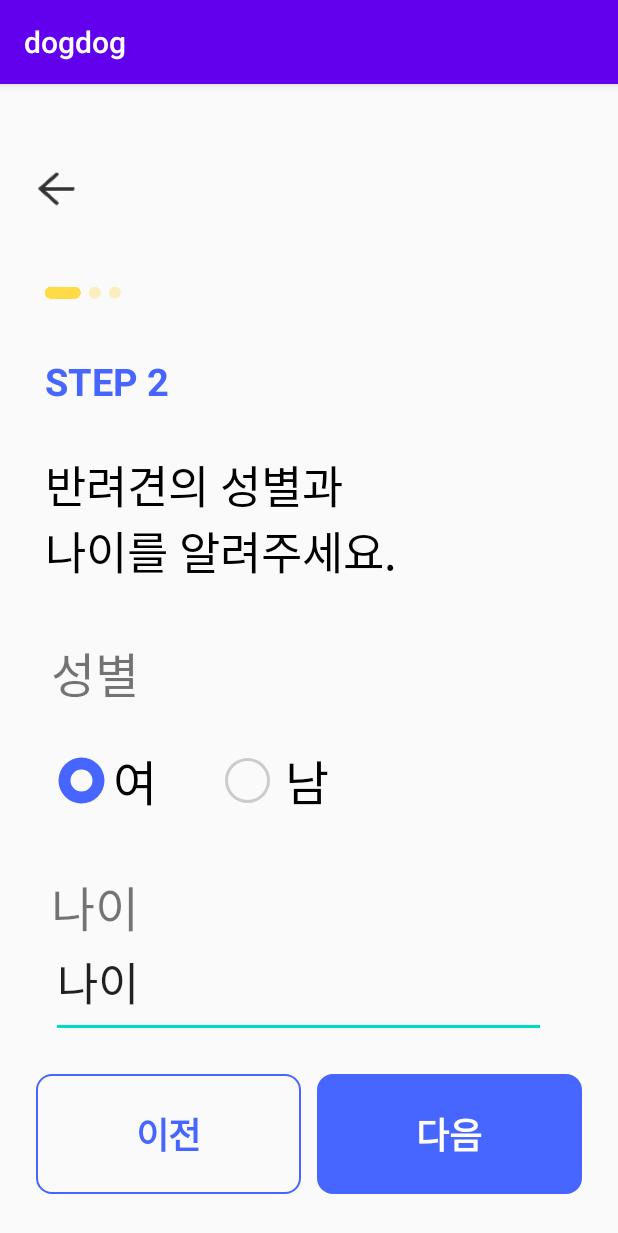
After one commit to rockdam/dogdog, an Android app: the fragment step2 shown on its own in the app's theme, on a phone screen of 412 x 824 dp. The commit adds this screen. Shown: the top 1233 px of the screen. Run offline under Robolectric (Android 15) with nearby library versions, the phone set to English and light mode, and no system bars.

Commit message:
step2 화면

```diff
--- a/app/build.gradle
+++ b/app/build.gradle
@@ -26,6 +26,7 @@ dependencies {
     implementation fileTree(dir: "libs", include: ["*.jar"])
     implementation 'androidx.appcompat:appcompat:1.2.0'
     implementation 'androidx.constraintlayout:constraintlayout:2.0.0'
+    implementation 'androidx.legacy:legacy-support-v4:1.0.0'
     testImplementation 'junit:junit:4.12'
     androidTestImplementation 'androidx.test.ext:junit:1.1.1'
     androidTestImplementation 'androidx.test.espresso:espresso-core:3.2.0'
--- a/app/src/main/java/com/makeus/dogdog/src/joinmember/JoinActivity.java
+++ b/app/src/main/java/com/makeus/dogdog/src/joinmember/JoinActivity.java
@@ -8,22 +8,23 @@ import androidx.appcompat.widget.Toolbar;
 import android.os.Bundle;
 import android.text.Html;
 import android.view.MenuItem;
+import android.view.View;
 import android.view.WindowManager;
 import android.widget.TextView;
 
 import com.makeus.dogdog.R;
 import com.makeus.dogdog.src.BaseActivity;
 
-public class JoinActivity extends BaseActivity {
+public class JoinActivity extends BaseActivity implements View.OnClickListener {
 
 
-    TextView mJoinMessage;
+    TextView mJoinMessage,mNextTxt;
     @Override
     protected void onCreate(Bundle savedInstanceState) {
         super.onCreate(savedInstanceState);
         setContentView(R.layout.activity_join);
         mJoinMessage=findViewById(R.id.welcome_message_join);
-
+        mNextTxt=findViewById(R.id.nextTxt_joinActivity);
         mJoinMessage.setText(Html.fromHtml("<b>"+"만나서 반가워요!"+"<br>"+"반려견의 이름"+"</br>"+"</b>"+"이 궁금해요.") );
         //깃 연동 기념
         //슬랙 연동 기념
@@ -34,5 +35,16 @@ public class JoinActivity extends BaseActivity {
     }
 
 
+    @Override
+    public void onClick(View view) {
+        switch (view.getId())
+        {
 
+            case R.id.nextTxt_joinActivity:
+
+
+                break;
+        }
+
+    }
 }
--- /dev/null
+++ b/app/src/main/java/com/makeus/dogdog/src/joinmember/step2/step2.java
@@ -0,0 +1,70 @@
+package com.makeus.dogdog.src.joinmember.step2;
+
+import android.os.Bundle;
+
+import androidx.fragment.app.Fragment;
+
+import android.view.LayoutInflater;
+import android.view.View;
+import android.view.ViewGroup;
+
+import com.makeus.dogdog.R;
+
+/**
+ * A simple {@link Fragment} subclass.
+ * Use the {@link step2#newInstance} factory method to
+ * create an instance of this fragment.
+ */
+public class step2 extends Fragment {
+
+    // TODO: Rename parameter arguments, choose names that match
+    // the fragment initialization parameters, e.g. ARG_ITEM_NUMBER
+    private static final String ARG_PARAM1 = "param1";
+    private static final String ARG_PARAM2 = "param2";
+
+    // TODO: Rename and change types of parameters
+    private String mParam1;
+    private String mParam2;
+
+    public step2() {
+        // Required empty public constructor
+    }
+
+    /**
+     * Use this factory method to create a new instance of
+     * this fragment using the provided parameters.
+     *
+     * @param param1 Parameter 1.
+     * @param param2 Parameter 2.
+     * @return A new instance of fragment step2.
+     */
+    // TODO: Rename and change types and number of parameters
+    public static step2 newInstance(String param1, String param2) {
+        step2 fragment = new step2();
+        Bundle args = new Bundle();
+        args.putString(ARG_PARAM1, param1);
+        args.putString(ARG_PARAM2, param2);
+        fragment.setArguments(args);
+        return fragment;
+    }
+
+    @Override
+    public void onCreate(Bundle savedInstanceState) {
+        super.onCreate(savedInstanceState);
+        if (getArguments() != null) {
+            mParam1 = getArguments().getString(ARG_PARAM1);
+            mParam2 = getArguments().getString(ARG_PARAM2);
+
+            // 안드로이드 라디오 버튼 커스텀
+            //https://ghj1001020.tistory.com/3
+
+        }
+    }
+
+    @Override
+    public View onCreateView(LayoutInflater inflater, ViewGroup container,
+                             Bundle savedInstanceState) {
+        // Inflate the layout for this fragment
+        return inflater.inflate(R.layout.fragment_step2, container, false);
+    }
+}
--- /dev/null
+++ b/app/src/main/res/drawable/blue_ring.xml
@@ -0,0 +1,14 @@
+<?xml version="1.0" encoding="utf-8"?>
+<shape xmlns:android="http://schemas.android.com/apk/res/android"
+
+    android:shape="ring"
+    android:thickness="8dp"
+    android:useLevel="false" >
+
+    <solid android:color="@color/colorDogDogBlue" />
+
+    <size
+        android:height="22dp"
+        android:width="22dp" />
+
+</shape>
--- /dev/null
+++ b/app/src/main/res/drawable/custom_radiobutton.xml
@@ -0,0 +1,25 @@
+<?xml version="1.0" encoding="utf-8"?>
+<selector xmlns:android="http://schemas.android.com/apk/res/android">
+    <!-- UNSELECTED -->
+    <item android:state_checked="false">
+        <layer-list>
+            <item android:drawable="@drawable/gray_ring" android:right="10dp"  android:left="8dp" />
+
+        </layer-list>
+
+
+    </item>
+    <!-- SELECTED -->
+    <item android:state_checked="true">
+        <layer-list>
+            <!-- 배경 -->
+            <!-- 이미지 영역 -->
+            <item android:drawable="@drawable/blue_ring"   android:right="10dp" android:left="8dp"   ></item>
+
+        </layer-list>
+    </item>
+</selector>
+
+
+
+<!--    출처: https://ghj1001020.tistory.com/3 [혁준 블로그]-->
--- /dev/null
+++ b/app/src/main/res/drawable/gray_ring.xml
@@ -0,0 +1,18 @@
+<?xml version="1.0" encoding="utf-8"?>
+<shape xmlns:android="http://schemas.android.com/apk/res/android"
+    android:shape="oval"
+
+    android:useLevel="false">
+
+    <stroke
+        android:width="2dp"
+        android:color="@color/ringBorderGray"
+
+        />
+
+
+    <size
+        android:width="30dp"
+        android:height="30dp" />
+
+</shape>
--- a/app/src/main/res/layout/activity_join.xml
+++ b/app/src/main/res/layout/activity_join.xml
@@ -9,11 +9,11 @@
 
     <ImageView
         android:id="@+id/imageView"
-        android:layout_width="0dp"
-        android:layout_height="wrap_content"
+        android:layout_width="36dp"
+        android:layout_height="36dp"
         android:layout_marginStart="20dp"
         android:layout_marginLeft="20dp"
-        android:layout_marginTop="44dp"
+        android:layout_marginTop="52dp"
         android:src="@drawable/ic_arrow"
         app:layout_constraintStart_toStartOf="parent"
         app:layout_constraintTop_toTopOf="parent" />
@@ -24,9 +24,13 @@
         android:layout_height="wrap_content"
         android:layout_marginStart="30dp"
         android:layout_marginLeft="30dp"
-        android:layout_marginTop="46dp"
+        android:layout_marginEnd="5dp"
+        android:layout_marginRight="5dp"
+        app:layout_constraintEnd_toStartOf="@+id/imageView3"
+        app:layout_constraintHorizontal_bias="0.0"
+        app:layout_constraintHorizontal_chainStyle="packed"
         app:layout_constraintStart_toStartOf="parent"
-        app:layout_constraintTop_toBottomOf="@+id/imageView"
+        app:layout_constraintTop_toTopOf="@+id/imageView3"
         app:srcCompat="@drawable/rectangle_13" />
 
 
@@ -34,14 +38,14 @@
         android:id="@+id/textView"
         android:layout_width="wrap_content"
         android:layout_height="0dp"
-        android:layout_marginStart="3dp"
-        android:layout_marginLeft="3dp"
+        android:layout_marginStart="30dp"
+        android:layout_marginLeft="30dp"
         android:layout_marginTop="37dp"
         android:text="STEP 1"
         android:textColor="@color/colorDogDogBlue"
         android:textSize="25dp"
         android:textStyle="bold"
-        app:layout_constraintStart_toStartOf="@+id/imageView2"
+        app:layout_constraintStart_toStartOf="parent"
         app:layout_constraintTop_toBottomOf="@+id/imageView2" />
 
     <TextView
@@ -65,16 +69,16 @@
         android:id="@+id/editTextTextPersonName"
         android:layout_width="0dp"
         android:layout_height="60dp"
-        android:paddingBottom="15dp"
         android:layout_marginStart="34dp"
         android:layout_marginLeft="34dp"
         android:layout_marginTop="30dp"
         android:layout_marginEnd="48dp"
         android:layout_marginRight="48dp"
-        android:maxLines="1"
-
         android:ems="10"
         android:inputType="textPersonName"
+
+        android:maxLines="1"
+        android:paddingBottom="15dp"
         android:text="뽀삐"
         android:textSize="30dp"
         app:layout_constraintBottom_toTopOf="@+id/textView3"
@@ -97,18 +101,18 @@
         android:gravity="center|center_vertical"
         android:letterSpacing="-0.03"
         android:text="이전"
-        android:textStyle="bold"
         android:textColor="@color/colorDogDogBlue"
         android:textSize="24dp"
-        app:layout_constraintBaseline_toBaselineOf="@+id/textView4"
-        app:layout_constraintEnd_toStartOf="@+id/textView4"
+        android:textStyle="bold"
+        app:layout_constraintBaseline_toBaselineOf="@+id/nextTxt_joinActivity"
+        app:layout_constraintEnd_toStartOf="@+id/nextTxt_joinActivity"
         app:layout_constraintHorizontal_bias="0.24"
         app:layout_constraintHorizontal_chainStyle="packed"
         app:layout_constraintStart_toStartOf="parent"
         tools:text="이전" />
 
     <TextView
-        android:id="@+id/textView4"
+        android:id="@+id/nextTxt_joinActivity"
         android:layout_width="0dp"
         android:layout_height="80dp"
 
@@ -132,5 +136,28 @@
         app:layout_constraintTop_toBottomOf="@+id/editTextTextPersonName"
         app:layout_constraintVertical_bias="0.92" />
 
+    <ImageView
+        android:id="@+id/imageView3"
+        android:layout_width="wrap_content"
+        android:layout_height="0dp"
+        android:layout_marginEnd="5dp"
+        android:layout_marginRight="5dp"
+        app:layout_constraintEnd_toStartOf="@+id/imageView4"
+        app:layout_constraintHorizontal_bias="0.5"
+        app:layout_constraintStart_toEndOf="@+id/imageView2"
+        app:layout_constraintTop_toTopOf="@+id/imageView4"
+        app:srcCompat="@drawable/oval_6" />
+
+    <ImageView
+        android:id="@+id/imageView4"
+        android:layout_width="wrap_content"
+        android:layout_height="wrap_content"
+        android:layout_marginTop="47dp"
+        app:layout_constraintEnd_toEndOf="parent"
+        app:layout_constraintHorizontal_bias="0.5"
+        app:layout_constraintStart_toEndOf="@+id/imageView3"
+        app:layout_constraintTop_toBottomOf="@+id/imageView"
+        app:srcCompat="@drawable/oval_6" />
+
 
 </androidx.constraintlayout.widget.ConstraintLayout>
--- /dev/null
+++ b/app/src/main/res/layout/fragment_step2.xml
@@ -0,0 +1,240 @@
+<?xml version="1.0" encoding="utf-8"?>
+<FrameLayout xmlns:android="http://schemas.android.com/apk/res/android"
+    xmlns:app="http://schemas.android.com/apk/res-auto"
+    xmlns:tools="http://schemas.android.com/tools"
+    android:layout_width="match_parent"
+    android:layout_height="match_parent"
+    tools:context=".src.joinmember.step2.step2">
+
+    <?xml version="1.0" encoding="utf-8"?>
+    <androidx.constraintlayout.widget.ConstraintLayout
+        android:layout_width="match_parent"
+        android:layout_height="match_parent"
+        tools:context=".src.joinmember.JoinActivity">
+
+
+        <ImageView
+            android:id="@+id/imageView"
+            android:layout_width="36dp"
+            android:layout_height="36dp"
+            android:layout_marginStart="20dp"
+            android:layout_marginLeft="20dp"
+            android:layout_marginTop="52dp"
+            android:src="@drawable/ic_arrow"
+            app:layout_constraintStart_toStartOf="parent"
+            app:layout_constraintTop_toTopOf="parent" />
+
+        <ImageView
+            android:id="@+id/imageView2"
+            android:layout_width="wrap_content"
+            android:layout_height="wrap_content"
+            android:layout_marginStart="30dp"
+            android:layout_marginLeft="30dp"
+            android:layout_marginEnd="5dp"
+            android:layout_marginRight="5dp"
+            app:layout_constraintEnd_toStartOf="@+id/imageView3"
+            app:layout_constraintHorizontal_bias="0.0"
+            app:layout_constraintHorizontal_chainStyle="packed"
+            app:layout_constraintStart_toStartOf="parent"
+            app:layout_constraintTop_toTopOf="@+id/imageView3"
+            app:srcCompat="@drawable/rectangle_13" />
+
+
+        <TextView
+            android:id="@+id/textView"
+            android:layout_width="wrap_content"
+            android:layout_height="0dp"
+            android:layout_marginStart="30dp"
+            android:layout_marginLeft="30dp"
+            android:layout_marginTop="37dp"
+            android:text="STEP 2"
+            android:textColor="@color/colorDogDogBlue"
+            android:textSize="25dp"
+            android:textStyle="bold"
+            app:layout_constraintStart_toStartOf="parent"
+            app:layout_constraintTop_toBottomOf="@+id/imageView2" />
+
+        <TextView
+            android:id="@+id/welcome_message_join"
+            android:layout_width="0dp"
+            android:layout_height="wrap_content"
+            android:layout_marginStart="30dp"
+            android:layout_marginLeft="30dp"
+            android:layout_marginTop="30dp"
+            android:layout_marginEnd="53dp"
+            android:layout_marginRight="53dp"
+            android:lineSpacingExtra="0dp"
+            android:text="반려견의 성별과 \n나이를 알려주세요."
+            android:textColor="@color/black"
+            android:textSize="30dp"
+            app:layout_constraintEnd_toEndOf="parent"
+            app:layout_constraintStart_toStartOf="parent"
+            app:layout_constraintTop_toBottomOf="@+id/textView" />
+
+        <EditText
+            android:id="@+id/editTextTextPersonName"
+            android:layout_width="0dp"
+            android:layout_height="wrap_content"
+            android:layout_marginStart="34dp"
+            android:layout_marginLeft="34dp"
+            android:layout_marginTop="5dp"
+            android:layout_marginEnd="48dp"
+            android:layout_marginRight="48dp"
+            android:layout_marginBottom="69dp"
+
+            android:ems="10"
+            android:inputType="textPersonName"
+            android:maxLines="1"
+            android:paddingBottom="15dp"
+            android:text="나이"
+            android:textSize="30dp"
+            app:layout_constraintBottom_toTopOf="@+id/textView3"
+            app:layout_constraintEnd_toEndOf="parent"
+            app:layout_constraintHorizontal_bias="0.0"
+            app:layout_constraintStart_toStartOf="parent"
+            app:layout_constraintTop_toBottomOf="@+id/textView5"
+            app:layout_constraintVertical_bias="0.19999999" />
+
+        <TextView
+            android:id="@+id/textView3"
+            android:layout_width="0dp"
+            android:layout_height="80dp"
+
+            android:layout_marginStart="24dp"
+            android:layout_marginLeft="24dp"
+            android:layout_marginEnd="5dp"
+            android:layout_marginRight="5dp"
+            android:background="@drawable/shape"
+            android:gravity="center|center_vertical"
+            android:letterSpacing="-0.03"
+            android:text="이전"
+            android:textColor="@color/colorDogDogBlue"
+            android:textSize="24dp"
+            android:textStyle="bold"
+            app:layout_constraintBaseline_toBaselineOf="@+id/nextTxt_joinActivity"
+            app:layout_constraintEnd_toStartOf="@+id/nextTxt_joinActivity"
+            app:layout_constraintHorizontal_bias="0.24"
+            app:layout_constraintHorizontal_chainStyle="packed"
+            app:layout_constraintStart_toStartOf="parent"
+            tools:text="이전" />
+
+        <TextView
+            android:id="@+id/nextTxt_joinActivity"
+            android:layout_width="0dp"
+            android:layout_height="80dp"
+
+            android:layout_marginStart="5dp"
+            android:layout_marginLeft="5dp"
+            android:layout_marginTop="161dp"
+            android:layout_marginEnd="24dp"
+            android:layout_marginRight="24dp"
+            android:layout_marginBottom="40dp"
+            android:background="@drawable/shape_full"
+            android:gravity="center|center_vertical"
+
+            android:text="다음"
+            android:textColor="@color/white"
+            android:textSize="24dp"
+            android:textStyle="bold"
+            app:layout_constraintBottom_toBottomOf="parent"
+            app:layout_constraintEnd_toEndOf="parent"
+            app:layout_constraintHorizontal_bias="0.5"
+            app:layout_constraintStart_toEndOf="@+id/textView3"
+            app:layout_constraintTop_toBottomOf="@+id/editTextTextPersonName"
+            app:layout_constraintVertical_bias="0.92" />
+
+        <ImageView
+            android:id="@+id/imageView3"
+            android:layout_width="wrap_content"
+            android:layout_height="0dp"
+            android:layout_marginEnd="5dp"
+            android:layout_marginRight="5dp"
+            app:layout_constraintEnd_toStartOf="@+id/imageView4"
+            app:layout_constraintHorizontal_bias="0.5"
+            app:layout_constraintStart_toEndOf="@+id/imageView2"
+            app:layout_constraintTop_toTopOf="@+id/imageView4"
+            app:srcCompat="@drawable/oval_6" />
+
+        <ImageView
+            android:id="@+id/imageView4"
+            android:layout_width="wrap_content"
+            android:layout_height="wrap_content"
+            android:layout_marginTop="47dp"
+            app:layout_constraintEnd_toEndOf="parent"
+            app:layout_constraintHorizontal_bias="0.5"
+            app:layout_constraintStart_toEndOf="@+id/imageView3"
+            app:layout_constraintTop_toBottomOf="@+id/imageView"
+            app:srcCompat="@drawable/oval_6" />
+
+        <RadioGroup
+            android:id="@+id/radioGroup"
+            android:layout_width="0dp"
+            android:layout_height="wrap_content"
+            android:layout_marginStart="35dp"
+            android:layout_marginLeft="35dp"
+            android:layout_marginTop="24dp"
+            android:layout_marginEnd="192dp"
+            android:layout_marginRight="192dp"
+            android:orientation="horizontal"
+            app:layout_constraintEnd_toEndOf="parent"
+            app:layout_constraintStart_toStartOf="parent"
+            app:layout_constraintTop_toBottomOf="@+id/textView2">
+
+            <RadioButton
+                android:id="@+id/female_step2"
+                android:layout_width="wrap_content"
+                android:layout_height="match_parent"
+                android:button="@drawable/custom_radiobutton"
+                android:checked="true"
+
+                android:text="여"
+
+                android:textSize="32dp" />
+
+            <RadioButton
+                android:id="@+id/male_step2"
+                android:layout_width="wrap_content"
+                android:layout_height="wrap_content"
+                android:layout_marginLeft="37dp"
+
+
+                android:background="@null"
+                android:button="@drawable/custom_radiobutton"
+                android:checked="false"
+                android:text="남"
+                android:textSize="32dp" />
+            <!-- 라디오 버튼 커스텀하는법
+  https://stackoverflow.com/questions/19163628/adding-custom-radio-buttons-in-android-->
+        </RadioGroup>
+
+        <TextView
+            android:id="@+id/textView2"
+            android:layout_width="0dp"
+            android:layout_height="wrap_content"
+            android:layout_marginStart="34dp"
+            android:layout_marginLeft="34dp"
+            android:layout_marginTop="35dp"
+            android:text="성별"
+            android:textSize="32dp"
+            app:layout_constraintStart_toStartOf="parent"
+            app:layout_constraintTop_toBottomOf="@+id/welcome_message_join" />
+
+        <TextView
+            android:id="@+id/textView5"
+            android:layout_width="wrap_content"
+            android:layout_height="wrap_content"
+            android:layout_marginStart="34dp"
+            android:layout_marginLeft="34dp"
+            android:layout_marginTop="36dp"
+            android:layout_marginEnd="297dp"
+            android:layout_marginRight="297dp"
+            android:text="나이"
+            android:textSize="32dp"
+            app:layout_constraintEnd_toEndOf="parent"
+            app:layout_constraintHorizontal_bias="0.0"
+            app:layout_constraintStart_toStartOf="parent"
+            app:layout_constraintTop_toBottomOf="@+id/radioGroup" />
+
+    </androidx.constraintlayout.widget.ConstraintLayout>
+
+</FrameLayout>
--- a/app/src/main/res/values/colors.xml
+++ b/app/src/main/res/values/colors.xml
@@ -4,6 +4,7 @@
     <color name="colorPrimaryDark">#3700B3</color>
     <color name="colorAccent">#03DAC5</color>
     <color name="colorDogDogBlue">#4766ff</color>
+    <color name="ringBorderGray">#cccccc</color>
     <color name="offborder">#CBCBCB</color>
 
     <!-- Material Design - Color Palette -->
--- a/app/src/main/res/values/strings.xml
+++ b/app/src/main/res/values/strings.xml
@@ -1,3 +1,5 @@
 <resources>
     <string name="app_name">dogdog</string>
+    <!-- TODO: Remove or change this placeholder text -->
+    <string name="hello_blank_fragment">Hello blank fragment</string>
 </resources>
```
Also changed, not shown: app/src/main/res/drawable-hdpi/group.png (added), app/src/main/res/drawable-hdpi/oval_2.png (added), app/src/main/res/drawable-mdpi/group.png (added), app/src/main/res/drawable-mdpi/oval_2.png (added), app/src/main/res/drawable-xhdpi/group.png (added), app/src/main/res/drawable-xhdpi/oval_2.png (added), app/src/main/res/drawable-xxhdpi/group.png (added), app/src/main/res/drawable-xxhdpi/oval_2.png (added), app/src/main/res/drawable-xxxhdpi/group.png (added), app/src/main/res/drawable-xxxhdpi/oval_2.png (added).
